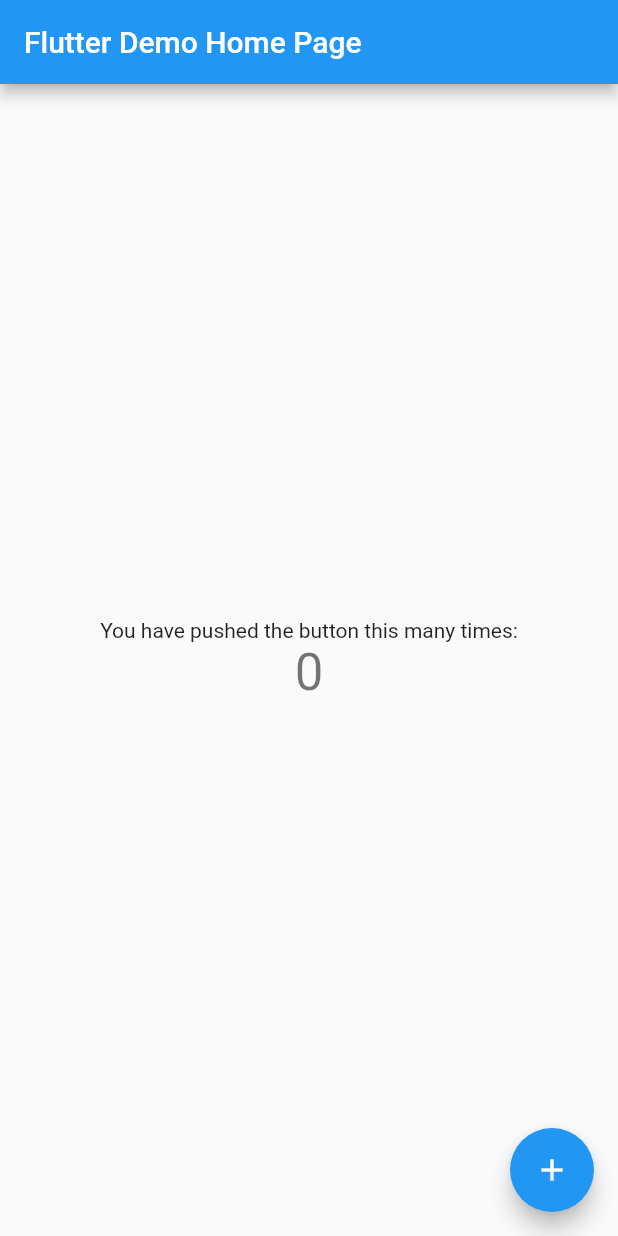
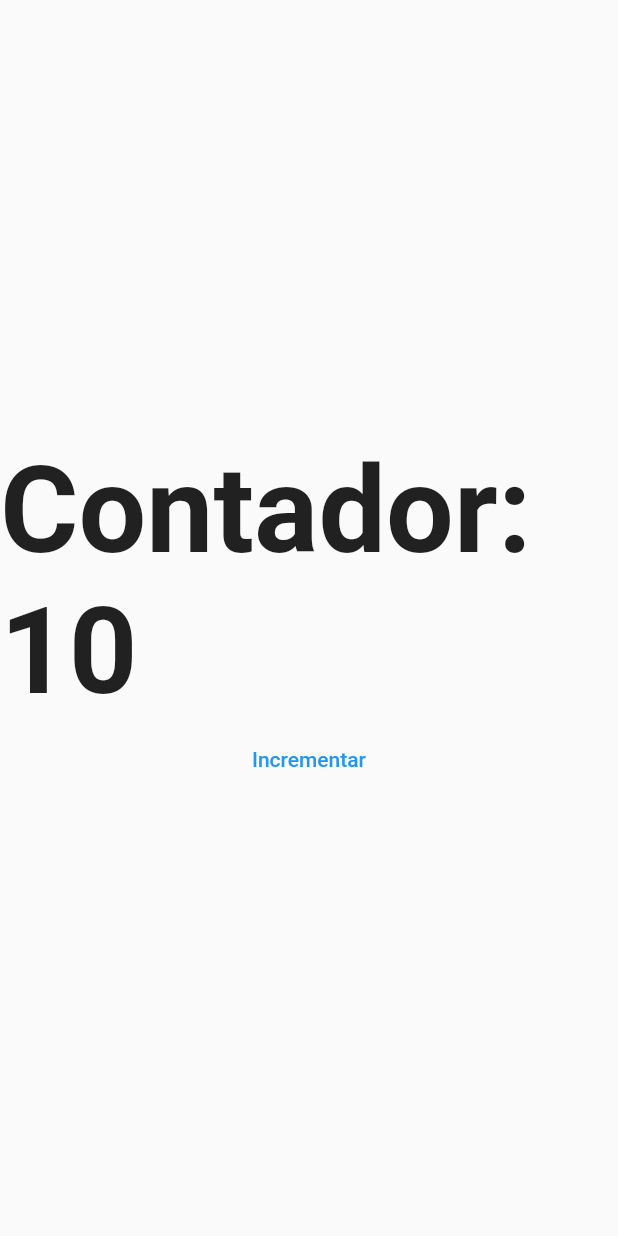
Before and after one commit to CesarArellano/Flutter-Web-Course, a Flutter app: the screen it shows after launch, on a phone screen of 412 x 824 dp. Run offline on Flutter 3.47's test engine with Material 2 defaults, Android fonts, the phone set to English and light mode, and no system bars.

Commit message:
Adding counter in CounterPage

```diff
--- a/web_bases/lib/main.dart
+++ b/web_bases/lib/main.dart
@@ -1,115 +1,20 @@
 import 'package:flutter/material.dart';
+import 'package:web_bases/ui/pages/counter_page.dart';
 
-void main() {
-  runApp(const MyApp());
-}
+void main() => runApp( const MyApp() );
 
 class MyApp extends StatelessWidget {
   const MyApp({Key? key}) : super(key: key);
 
-  // This widget is the root of your application.
   @override
   Widget build(BuildContext context) {
     return MaterialApp(
-      title: 'Flutter Demo',
-      theme: ThemeData(
-        // This is the theme of your application.
-        //
-        // Try running your application with "flutter run". You'll see the
-        // application has a blue toolbar. Then, without quitting the app, try
-        // changing the primarySwatch below to Colors.green and then invoke
-        // "hot reload" (press "r" in the console where you ran "flutter run",
-        // or simply save your changes to "hot reload" in a Flutter IDE).
-        // Notice that the counter didn't reset back to zero; the application
-        // is not restarted.
-        primarySwatch: Colors.blue,
-      ),
-      home: const MyHomePage(title: 'Flutter Demo Home Page'),
+      debugShowCheckedModeBanner: false,
+      title: 'Routes App',
+      initialRoute: '/stateful',
+      routes: {
+        '/stateful': ( _ ) => const CounterPage(),
+      },
     );
   }
 }
-
-class MyHomePage extends StatefulWidget {
-  const MyHomePage({Key? key, required this.title}) : super(key: key);
-
-  // This widget is the home page of your application. It is stateful, meaning
-  // that it has a State object (defined below) that contains fields that affect
-  // how it looks.
-
-  // This class is the configuration for the state. It holds the values (in this
-  // case the title) provided by the parent (in this case the App widget) and
-  // used by the build method of the State. Fields in a Widget subclass are
-  // always marked "final".
-
-  final String title;
-
-  @override
-  State<MyHomePage> createState() => _MyHomePageState();
-}
-
-class _MyHomePageState extends State<MyHomePage> {
-  int _counter = 0;
-
-  void _incrementCounter() {
-    setState(() {
-      // This call to setState tells the Flutter framework that something has
-      // changed in this State, which causes it to rerun the build method below
-      // so that the display can reflect the updated values. If we changed
-      // _counter without calling setState(), then the build method would not be
-      // called again, and so nothing would appear to happen.
-      _counter++;
-    });
-  }
-
-  @override
-  Widget build(BuildContext context) {
-    // This method is rerun every time setState is called, for instance as done
-    // by the _incrementCounter method above.
-    //
-    // The Flutter framework has been optimized to make rerunning build methods
-    // fast, so that you can just rebuild anything that needs updating rather
-    // than having to individually change instances of widgets.
-    return Scaffold(
-      appBar: AppBar(
-        // Here we take the value from the MyHomePage object that was created by
-        // the App.build method, and use it to set our appbar title.
-        title: Text(widget.title),
-      ),
-      body: Center(
-        // Center is a layout widget. It takes a single child and positions it
-        // in the middle of the parent.
-        child: Column(
-          // Column is also a layout widget. It takes a list of children and
-          // arranges them vertically. By default, it sizes itself to fit its
-          // children horizontally, and tries to be as tall as its parent.
-          //
-          // Invoke "debug painting" (press "p" in the console, choose the
-          // "Toggle Debug Paint" action from the Flutter Inspector in Android
-          // Studio, or the "Toggle Debug Paint" command in Visual Studio Code)
-          // to see the wireframe for each widget.
-          //
-          // Column has various properties to control how it sizes itself and
-          // how it positions its children. Here we use mainAxisAlignment to
-          // center the children vertically; the main axis here is the vertical
-          // axis because Columns are vertical (the cross axis would be
-          // horizontal).
-          mainAxisAlignment: MainAxisAlignment.center,
-          children: <Widget>[
-            const Text(
-              'You have pushed the button this many times:',
-            ),
-            Text(
-              '$_counter',
-              style: Theme.of(context).textTheme.headline4,
-            ),
-          ],
-        ),
-      ),
-      floatingActionButton: FloatingActionButton(
-        onPressed: _incrementCounter,
-        tooltip: 'Increment',
-        child: const Icon(Icons.add),
-      ), // This trailing comma makes auto-formatting nicer for build methods.
-    );
-  }
-}
--- /dev/null
+++ b/web_bases/lib/ui/pages/counter_page.dart
@@ -0,0 +1,36 @@
+import 'package:flutter/material.dart';
+
+
+class CounterPage extends StatefulWidget {
+
+  const CounterPage({Key? key}) : super(key: key);
+
+  @override
+  State<CounterPage> createState() => _CounterPageState();
+}
+
+class _CounterPageState extends State<CounterPage> {
+  int counter = 10;
+
+  @override
+  Widget build(BuildContext context) {
+    return Scaffold(
+      body: Column(
+        mainAxisAlignment: MainAxisAlignment.center,
+        children: [
+          Text(
+            'Contador: $counter',
+            style: const TextStyle( fontSize: 80, fontWeight: FontWeight.bold ),
+          ),
+
+          TextButton(
+            child: const Text('Incrementar'),
+            onPressed: () {
+              setState(() => counter++ );
+            },
+          )
+        ],
+      )
+    );
+  }
+}
```
